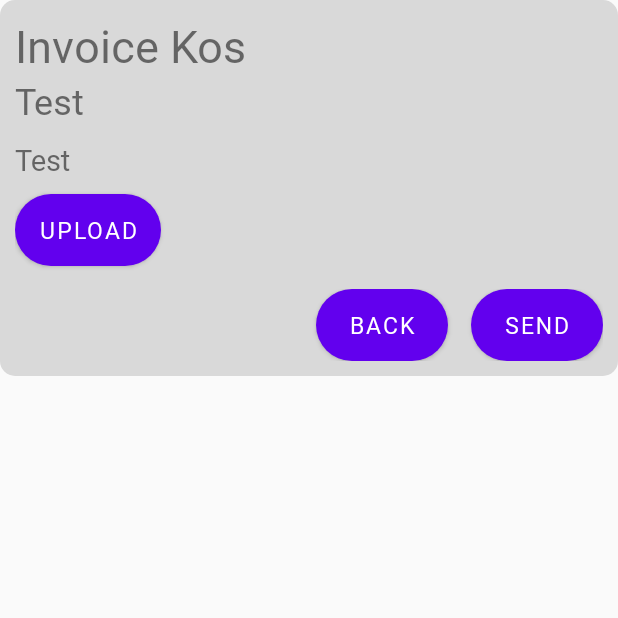
After one commit to EdreaGirsang/Project-SE, an Android app: the upload_photos screen opened directly, with no data from a screen before it, on a phone screen of 412 x 824 dp, the top half of it. The commit adds this screen. Run offline under Robolectric (Android 15) with nearby library versions, the phone set to English and light mode, and no system bars; Roboto replaces fonts that are not available here.

Commit message:
Take Picture From Media For Payment (Gallery, etc)

```diff
--- a/app/src/main/AndroidManifest.xml
+++ b/app/src/main/AndroidManifest.xml
@@ -48,6 +48,9 @@
             android:name=".TenantLogin2"
             android:exported="false" />
         <activity
+            android:name=".upload_photos"
+            android:exported="false"/>
+        <activity
             android:name=".FirstPage"
             android:exported="true">
             <intent-filter>
--- /dev/null
+++ b/app/src/main/java/com/example/manakos/upload_photos.java
@@ -0,0 +1,28 @@
+package com.example.manakos;
+
+import android.content.Intent;
+import android.os.Bundle;
+import android.provider.MediaStore;
+import android.view.View;
+import android.widget.Button;
+
+import androidx.appcompat.app.AppCompatActivity;
+
+import com.google.android.material.button.MaterialButton;
+
+public class upload_photos extends AppCompatActivity {
+    @Override
+    protected void onCreate(Bundle savedInstanceState){
+        super.onCreate(savedInstanceState);
+        setContentView(R.layout.pop_up_payment);
+
+        MaterialButton up = findViewById(R.id.upload_payment);
+        up.setOnClickListener(new View.OnClickListener() {
+            @Override
+            public void onClick(View v) {
+                Intent intent = new Intent(Intent.ACTION_PICK, MediaStore.Images.Media.EXTERNAL_CONTENT_URI);
+                startActivityForResult(intent, 3);
+            }
+        });
+    }
+}
--- a/app/src/main/res/layout/pop_up_payment.xml
+++ b/app/src/main/res/layout/pop_up_payment.xml
@@ -2,7 +2,9 @@
 <LinearLayout xmlns:android="http://schemas.android.com/apk/res/android"
     android:layout_width="match_parent"
     android:layout_height="match_parent"
-    xmlns:app="http://schemas.android.com/apk/res-auto">
+    xmlns:app="http://schemas.android.com/apk/res-auto"
+    xmlns:tools="http://schemas.android.com/tools"
+    tools:context=".upload_photos">
 
     <androidx.cardview.widget.CardView
         android:layout_width="match_parent"
```
